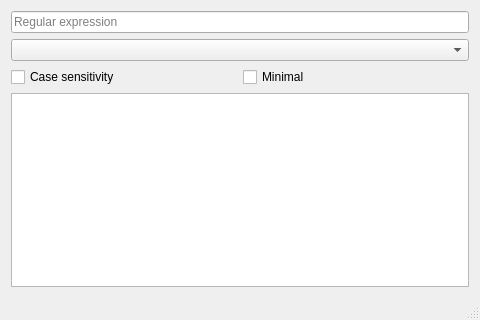
Above: mainwindow.ui from clashman/RegExTester before the change. Below: the same form after it.
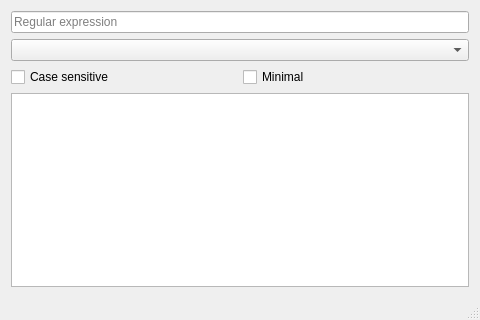
That is the form after the change.

Commit message: Case sensitivity -> Case sensitive

Patch:
```diff
--- a/mainwindow.ui
+++ b/mainwindow.ui
@@ -30,7 +30,7 @@
       <item>
        <widget class="QCheckBox" name="caseSensitivity">
         <property name="text">
-         <string>Case sensitivity</string>
+         <string>Case sensitive</string>
         </property>
        </widget>
       </item>
```
